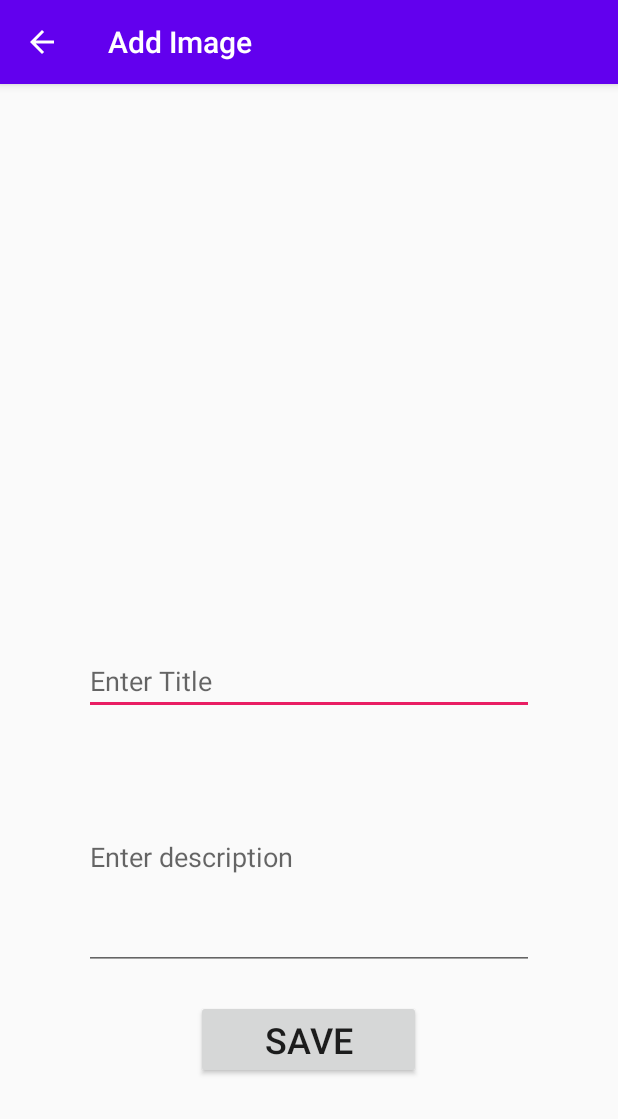
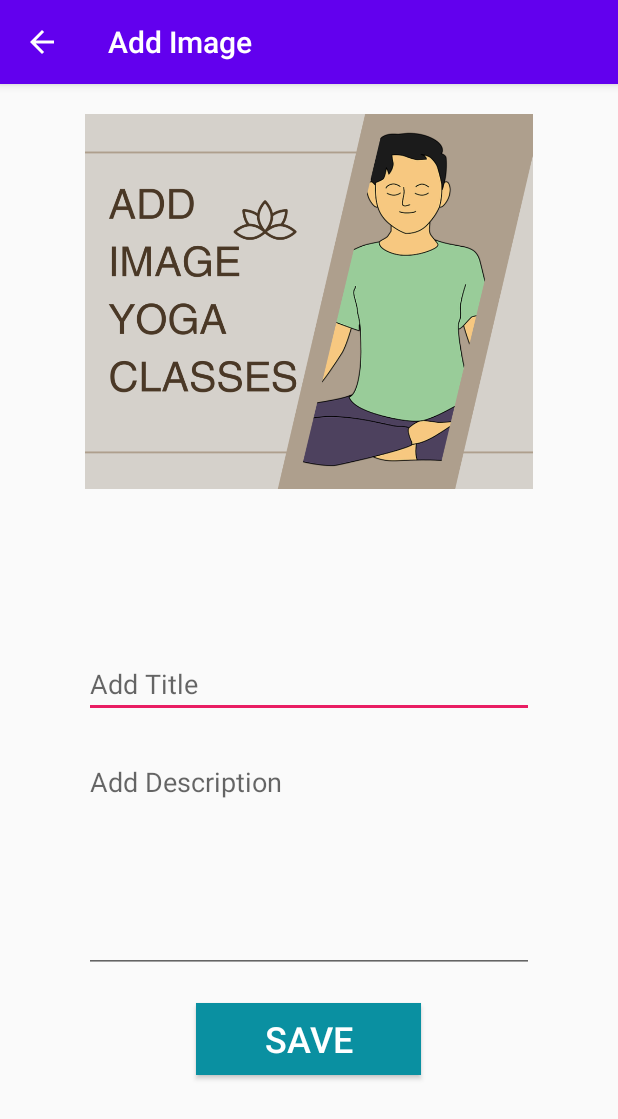
Before and after one commit to duclong3907/JavaAnroidTutorial, an Android app: the AddImageActivity screen opened directly, with no data from a screen before it, on a phone screen of 412 x 824 dp. Shown: the top 1119 px of the screen. Run offline under Robolectric (Android 15) with nearby library versions, the phone set to English and light mode, and no system bars.

Commit message:
Selecting Image

```diff
--- a/MyPhotoAlbum/app/src/main/res/layout/activity_add_image.xml
+++ b/MyPhotoAlbum/app/src/main/res/layout/activity_add_image.xml
@@ -2,10 +2,9 @@
 <androidx.constraintlayout.widget.ConstraintLayout xmlns:android="http://schemas.android.com/apk/res/android"
     xmlns:app="http://schemas.android.com/apk/res-auto"
     xmlns:tools="http://schemas.android.com/tools"
-    android:id="@+id/main"
     android:layout_width="match_parent"
     android:layout_height="match_parent"
-    tools:context=".AddImageActivity">
+    tools:context=".UI.AddImageActivity">
 
     <ImageView
         android:id="@+id/imageViewAddImage"
@@ -17,7 +16,7 @@
         app:layout_constraintHorizontal_bias="0.5"
         app:layout_constraintStart_toStartOf="parent"
         app:layout_constraintTop_toTopOf="parent"
-        tools:srcCompat="@tools:sample/avatars" />
+        app:srcCompat="@drawable/image" />
 
     <LinearLayout
         android:layout_width="match_parent"
@@ -25,9 +24,9 @@
         android:gravity="center"
         android:orientation="vertical"
         app:layout_constraintBottom_toBottomOf="parent"
-        app:layout_constraintTop_toBottomOf="@+id/imageViewAddImage"
-        app:layout_constraintVertical_bias="0.5"
-        tools:layout_editor_absoluteX="1dp">
+        app:layout_constraintEnd_toEndOf="parent"
+        app:layout_constraintStart_toStartOf="parent"
+        app:layout_constraintTop_toBottomOf="@+id/imageViewAddImage">
 
         <EditText
             android:id="@+id/editTextAddTitle"
@@ -35,8 +34,9 @@
             android:layout_height="wrap_content"
             android:layout_margin="10dp"
             android:ems="10"
-            android:hint="Enter Title"
-            android:inputType="text" />
+            android:hint="Add Title"
+            android:inputType="textPersonName"
+            android:textColor="@color/black" />
 
         <EditText
             android:id="@+id/editTextAddDescription"
@@ -44,8 +44,9 @@
             android:layout_height="150dp"
             android:layout_margin="10dp"
             android:ems="10"
-            android:hint="Enter description"
-            android:inputType="text"
+            android:gravity="start|top"
+            android:hint="Add Description"
+            android:inputType="textMultiLine"
             android:textColor="@color/black" />
 
         <Button
@@ -53,7 +54,9 @@
             android:layout_width="150dp"
             android:layout_height="wrap_content"
             android:layout_margin="10dp"
-            android:text="Save"
+            android:background="@color/myThemeColor"
+            android:text="SAVE"
+            android:textColor="@color/white"
             android:textSize="24sp" />
     </LinearLayout>
 </androidx.constraintlayout.widget.ConstraintLayout>
```
Also changed, not shown: MyPhotoAlbum/app/src/main/java/com/example/myphotoalbum/UI/AddImageActivity.java (+15 -1 lines), MyPhotoAlbum/app/src/main/java/com/example/myphotoalbum/UI/MainActivity.java (+21 -1 lines), MyPhotoAlbum/app/src/main/res/layout/activity_update_image.xml (+14 -11 lines), MyPhotoAlbum/app/src/main/res/drawable/image.png (added).
